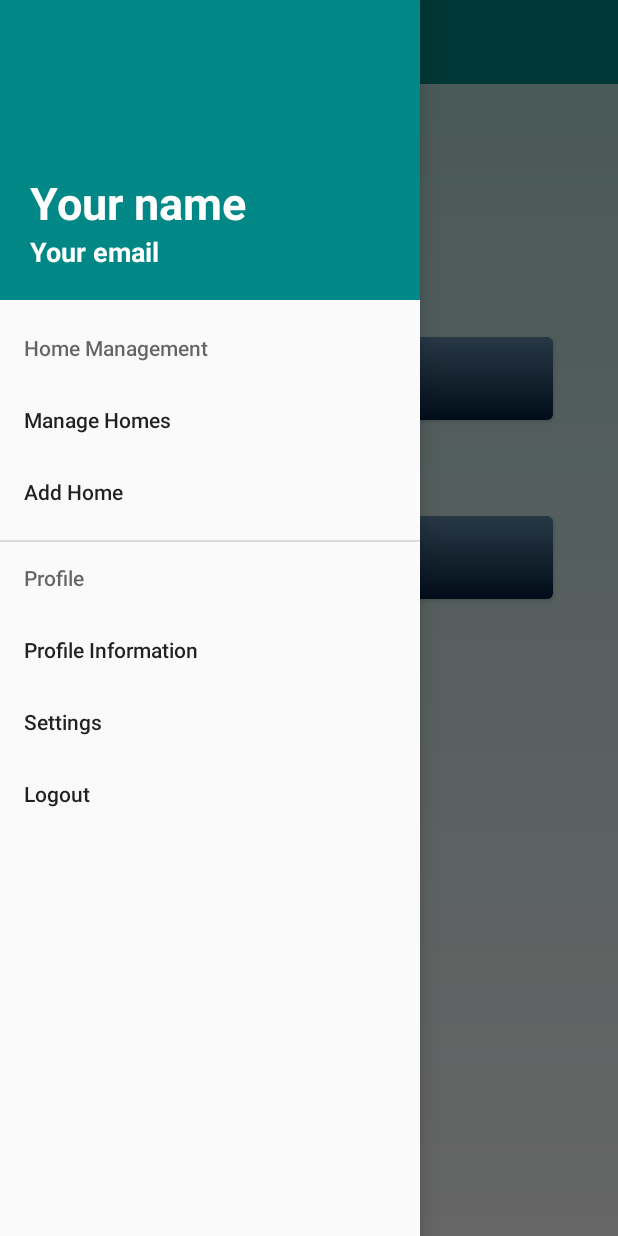
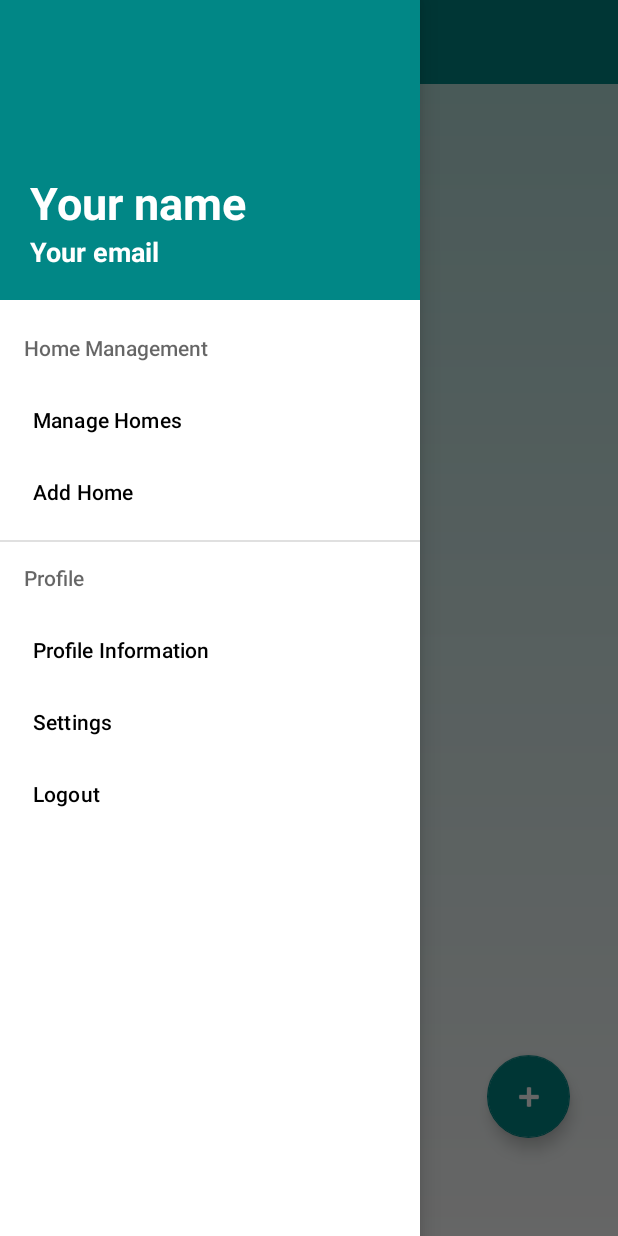
Before and after one commit to Rihazul/COEN-ELEC-390-PROJECT, an Android app: the screen it shows after launch once a user with an empty profile is signed in (MainActivity), with the side drawer open, on a phone screen of 412 x 824 dp. Run offline under Robolectric (Android 15) with nearby library versions, the phone set to English and light mode, and no system bars; our stand-ins replace Firebase (no records; nobody signed in at launch, a user with empty details on screens opened directly).

Commit message:
Added devices on dashboard screen

```diff
--- /dev/null
+++ b/Prototype/app/src/main/java/com/example/prototype/DevicesAdapter.java
@@ -0,0 +1,73 @@
+package com.example.prototype;
+
+import android.content.Context;
+import android.view.LayoutInflater;
+import android.view.View;
+import android.view.ViewGroup;
+import android.widget.Button;
+
+import androidx.recyclerview.widget.RecyclerView;
+
+import java.util.List;
+
+public class DevicesAdapter extends RecyclerView.Adapter<DevicesAdapter.DeviceViewHolder> {
+
+    private List<String> devicesList;
+    private LayoutInflater inflater;
+    private OnItemClickListener listener;
+
+    public DevicesAdapter(Context context, List<String> devicesList, OnItemClickListener listener) {
+        this.inflater = LayoutInflater.from(context);
+        this.devicesList = devicesList;
+        this.listener = listener;
+    }
+
+    @Override
+    public DeviceViewHolder onCreateViewHolder(ViewGroup parent, int viewType) {
+        View view = inflater.inflate(R.layout.grid_item_device, parent, false);
+        return new DeviceViewHolder(view, listener);
+    }
+
+    @Override
+    public void onBindViewHolder(DeviceViewHolder holder, int position) {
+        holder.deviceButton.setText(devicesList.get(position));
+        //holder.deviceButton.setOnItemClickListener(listener);
+    }
+
+    @Override
+    public int getItemCount() {
+        return devicesList.size();
+    }
+
+    public static class DeviceViewHolder extends RecyclerView.ViewHolder {
+        public Button deviceButton;
+
+        public DeviceViewHolder(View itemView, final OnItemClickListener listener) {
+            super(itemView);
+            deviceButton = itemView.findViewById(R.id.deviceButton);
+            deviceButton.setOnClickListener(new View.OnClickListener() {
+                @Override
+                public void onClick(View v) {
+                    int position = getAdapterPosition();
+                    if (position != RecyclerView.NO_POSITION) {
+                        listener.onItemClick(position);
+                    }
+                }
+            });
+        }
+    }
+
+    public void updateDevicesList(List<String> newDevicesList) {
+        devicesList.clear();
+        devicesList.addAll(newDevicesList);
+        notifyDataSetChanged();
+    }
+
+    public String getDeviceNameAtPosition(int position) {
+        return devicesList.get(position);
+    }
+
+    public interface OnItemClickListener {
+        void onItemClick(int position);
+    }
+}
--- a/Prototype/app/src/main/java/com/example/prototype/MainActivity.java
+++ b/Prototype/app/src/main/java/com/example/prototype/MainActivity.java
@@ -6,7 +6,10 @@ import android.os.Bundle;
 import android.util.Log;
 import android.view.MenuItem;
 import android.view.View;
+import android.widget.AdapterView;
+import android.widget.ArrayAdapter;
 import android.widget.Button;
+import android.widget.Spinner;
 import android.widget.TextView;
 
 import androidx.annotation.NonNull;
@@ -15,7 +18,10 @@ import androidx.appcompat.app.AppCompatActivity;
 import androidx.appcompat.widget.Toolbar;
 import androidx.core.view.GravityCompat;
 import androidx.drawerlayout.widget.DrawerLayout;
+import androidx.recyclerview.widget.GridLayoutManager;
+import androidx.recyclerview.widget.RecyclerView;
 
+import com.google.android.material.floatingactionbutton.FloatingActionButton;
 import com.google.android.material.navigation.NavigationView;
 import com.google.firebase.auth.FirebaseAuth;
 import com.google.firebase.auth.FirebaseUser;
@@ -25,6 +31,9 @@ import com.google.firebase.database.DatabaseReference;
 import com.google.firebase.database.FirebaseDatabase;
 import com.google.firebase.database.ValueEventListener;
 
+import java.util.ArrayList;
+import java.util.List;
+
 public class MainActivity extends AppCompatActivity implements NavigationView.OnNavigationItemSelectedListener {
 
     private DrawerLayout drawerLayout;
@@ -32,9 +41,11 @@ public class MainActivity extends AppCompatActivity implements NavigationView.On
     private ActionBarDrawerToggle drawerToggle;
     private Toolbar toolbar;
     private Button liveAlertsButton;
-    private Button connectDeviceButton;
+    private FloatingActionButton connectDeviceButton;
     private TextView userNameTextView;
     private TextView userEmailTextView;
+    private RecyclerView devicesRecyclerView;
+    private DevicesAdapter adapter;
 
     @Override
     protected void onCreate(Bundle savedInstanceState) {
@@ -43,6 +54,10 @@ public class MainActivity extends AppCompatActivity implements NavigationView.On
 
         toolbar = findViewById(R.id.toolbar);
         setSupportActionBar(toolbar);
+
+        if (getSupportActionBar() != null) {
+            getSupportActionBar().setDisplayShowTitleEnabled(false);
+        }
 
         navigationView = findViewById(R.id.nav_view);
         navigationView.setNavigationItemSelectedListener(this);
@@ -54,8 +69,65 @@ public class MainActivity extends AppCompatActivity implements NavigationView.On
 
         getSupportActionBar().setDisplayHomeAsUpEnabled(true);
 
-        liveAlertsButton = findViewById(R.id.liveAlertsButton);
+        //liveAlertsButton = findViewById(R.id.liveAlertsButton);
         connectDeviceButton = findViewById(R.id.connectDeviceButton);
+
+        FirebaseDatabase database = FirebaseDatabase.getInstance();
+        DatabaseReference usersRef = database.getReference("users");
+
+        FirebaseUser user = FirebaseAuth.getInstance().getCurrentUser();
+        if (user != null) {
+            String uid = user.getUid();
+            DatabaseReference homesRef = usersRef.child(uid).child("homes");
+
+            homesRef.addListenerForSingleValueEvent(new ValueEventListener() {
+                @Override
+                public void onDataChange(@NonNull DataSnapshot dataSnapshot) {
+                    ArrayList<String> homeNamesList = new ArrayList<>();
+                    ArrayList<String> homeIdsList = new ArrayList<>();
+                    for (DataSnapshot snapshot : dataSnapshot.getChildren()) {
+                        String homeName = snapshot.getValue(String.class);
+                        String homeId = snapshot.getKey();
+                        homeNamesList.add(homeName);
+                        homeIdsList.add(homeId);
+                    }
+                    Spinner spinner = findViewById(R.id.spinner);
+                    ArrayAdapter<String> adapter = new ArrayAdapter<>(MainActivity.this, R.layout.spinner_item, homeNamesList);
+                    adapter.setDropDownViewResource(android.R.layout.simple_spinner_dropdown_item);
+                    spinner.setAdapter(adapter);
+
+                    spinner.setOnItemSelectedListener(new AdapterView.OnItemSelectedListener() {
+                        @Override
+                        public void onItemSelected(AdapterView<?> parent, View view, int position, long id) {
+                            String selectedHomeId = homeIdsList.get(position);
+                            fetchDevicesForHome(selectedHomeId);
+                        }
+
+                        @Override
+                        public void onNothingSelected(AdapterView<?> parent) {
+                        }
+                    });
+                }
+
+                @Override
+                public void onCancelled(@NonNull DatabaseError databaseError) {
+                }
+            });
+        }
+
+        devicesRecyclerView = findViewById(R.id.devicesRecyclerView);
+        devicesRecyclerView.setLayoutManager(new GridLayoutManager(this, 2));
+
+        adapter = new DevicesAdapter(this, new ArrayList<>(), new DevicesAdapter.OnItemClickListener() {
+            @Override
+            public void onItemClick(int position) {
+                String deviceName = adapter.getDeviceNameAtPosition(position);
+                goToLiveAlertsActivity();
+            }
+        });
+
+
+        devicesRecyclerView.setAdapter(adapter);
 
         FirebaseUser currentUser = FirebaseAuth.getInstance().getCurrentUser();
         if (currentUser != null) {
@@ -87,12 +159,12 @@ public class MainActivity extends AppCompatActivity implements NavigationView.On
             });
         }
 
-        liveAlertsButton.setOnClickListener(new View.OnClickListener() {
+        /*liveAlertsButton.setOnClickListener(new View.OnClickListener() {
             @Override
             public void onClick(View view) {
                 goToLiveAlertsActivity();
             }
-        });
+        });*/
 
         connectDeviceButton.setOnClickListener(new View.OnClickListener() {
             @Override
@@ -147,19 +219,24 @@ public class MainActivity extends AppCompatActivity implements NavigationView.On
         return true;
     }
 
-    private void goToMotionSensorDataActivity() {
-        Intent intent = new Intent(getApplicationContext(), MotionSensorDataActivity.class);
-        startActivity(intent);
-    }
+    private void fetchDevicesForHome(String homeId) {
+        DatabaseReference devicesRef = FirebaseDatabase.getInstance().getReference("homes").child(homeId).child("devices");
+        devicesRef.addListenerForSingleValueEvent(new ValueEventListener() {
+            @Override
+            public void onDataChange(DataSnapshot dataSnapshot) {
+                List<String> deviceNamesList = new ArrayList<>();
+                for (DataSnapshot deviceSnapshot : dataSnapshot.getChildren()) {
+                    String deviceName = deviceSnapshot.getKey();
+                    deviceNamesList.add(deviceName);
+                }
+                adapter.updateDevicesList(deviceNamesList);
+            }
 
-    private void goToUSSensorDataActivity() {
-        Intent intent = new Intent(getApplicationContext(), USSensorDataActivity.class);
-        startActivity(intent);
-    }
-
-    private void goToCameraFootageActivity() {
-        Intent intent = new Intent(getApplicationContext(), CameraFootageActivity.class);
-        startActivity(intent);
+            @Override
+            public void onCancelled(DatabaseError databaseError) {
+                Log.w("MainActivity", "loadDevices:onCancelled", databaseError.toException());
+            }
+        });
     }
 
     private void goToLiveAlertsActivity() {
--- a/Prototype/app/src/main/res/layout/activity_add_home.xml
+++ b/Prototype/app/src/main/res/layout/activity_add_home.xml
@@ -42,7 +42,6 @@
         android:layout_height="55dp"
         android:layout_marginTop="100dp"
         android:background="@drawable/edittext_background"
-        android:digits="abcdefghijklmnopqrstuvwxyzABCDEFGHIJKLMNOPQRSTUVWXYZ@-_"
         android:hint="@string/enter_home_name"
         android:inputType="text"
         android:paddingStart="12dp"
--- a/Prototype/app/src/main/res/layout/activity_main.xml
+++ b/Prototype/app/src/main/res/layout/activity_main.xml
@@ -24,9 +24,16 @@
             app:layout_constraintStart_toStartOf="parent"
             app:layout_constraintEnd_toEndOf="parent">
 
+            <Spinner
+                android:id="@+id/spinner"
+                android:layout_width="wrap_content"
+                android:layout_height="wrap_content"
+                android:layout_gravity="center"/>
+
+
         </androidx.appcompat.widget.Toolbar>
 
-        <androidx.appcompat.widget.AppCompatButton
+        <!--<androidx.appcompat.widget.AppCompatButton
             android:id="@+id/liveAlertsButton"
             android:layout_width="325dp"
             android:layout_height="55dp"
@@ -38,22 +45,38 @@
             app:layout_constraintEnd_toEndOf="parent"
             app:layout_constraintStart_toStartOf="parent"
             app:layout_constraintTop_toBottomOf="@+id/toolbar"
-            app:layout_constraintVertical_bias="0.237" />
+            app:layout_constraintVertical_bias="0.237" />-->
 
-        <androidx.appcompat.widget.AppCompatButton
+        <androidx.recyclerview.widget.RecyclerView
+            android:id="@+id/devicesRecyclerView"
+            android:layout_width="match_parent"
+            android:layout_height="577dp"
+            android:layout_marginTop="8dp"
+            android:clipToPadding="false"
+            android:padding="4dp"
+            android:scrollbars="vertical"
+            app:layout_constraintBottom_toBottomOf="parent"
+            app:layout_constraintEnd_toEndOf="parent"
+            app:layout_constraintHorizontal_bias="0.0"
+            app:layout_constraintStart_toStartOf="parent"
+            app:layout_constraintTop_toBottomOf="@id/toolbar"
+            app:layout_constraintVertical_bias="0.094" />
+
+        <com.google.android.material.floatingactionbutton.FloatingActionButton
             android:id="@+id/connectDeviceButton"
             android:layout_width="325dp"
             android:layout_height="55dp"
-            android:background="@drawable/button_gradient"
-            android:backgroundTint="@null"
             android:text="@string/connect_device"
             android:textColor="@color/white"
-            android:layout_marginTop="64dp"
+            app:backgroundTint="@color/teal_700"
             app:layout_constraintBottom_toBottomOf="parent"
             app:layout_constraintEnd_toEndOf="parent"
+            app:layout_constraintHorizontal_bias="0.91"
             app:layout_constraintStart_toStartOf="parent"
-            app:layout_constraintTop_toBottomOf="@+id/liveAlertsButton"
-            app:layout_constraintVertical_bias="0.0" />
+            app:layout_constraintTop_toBottomOf="@+id/devicesRecyclerView"
+            app:layout_constraintVertical_bias="0.407"
+            app:srcCompat="@android:drawable/ic_input_add"
+            app:tint="@color/white" />
 
     </androidx.constraintlayout.widget.ConstraintLayout>
 
--- /dev/null
+++ b/Prototype/app/src/main/res/layout/spinner_item.xml
@@ -0,0 +1,6 @@
+<TextView xmlns:android="http://schemas.android.com/apk/res/android"
+    android:layout_width="match_parent"
+    android:layout_height="wrap_content"
+    android:textSize="24sp"
+    android:textStyle="bold"
+    android:textColor="@color/black" />
--- a/Prototype/app/src/main/res/values/themes.xml
+++ b/Prototype/app/src/main/res/values/themes.xml
@@ -19,7 +19,7 @@
         <item name="colorAccent">@color/deep_navy_blue</item>
     </style>
 
-    <style name="AppTheme" parent="Theme.AppCompat.Light.NoActionBar">
+    <style name="AppTheme" parent="Theme.MaterialComponents.Light.NoActionBar">
         <item name="buttonGradientStartColor">@color/light_blue</item>
         <item name="buttonGradientEndColor">@color/dark_blue</item>
         <item name="buttonBorderColor">@color/dark_blue</item>
```
Also changed, not shown: Prototype/app/src/main/res/layout/grid_item_device.xml (added, +16 -0 lines).
